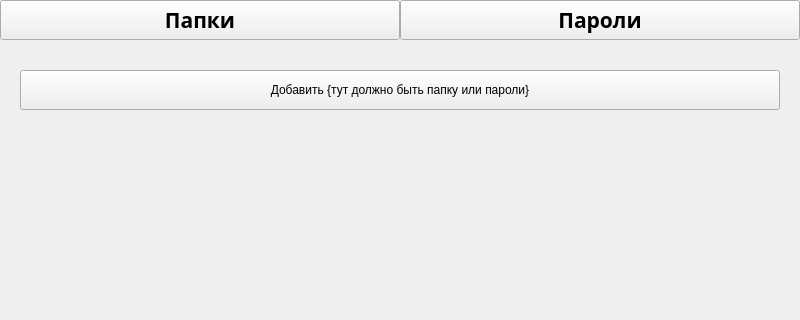
Yuri4ek/QT_project, file QT_layouts/workWindow.ui: the form before one commit; both pictures show x 0 to 800 and y 0 to 320 of the 800 by 600 pixel window.
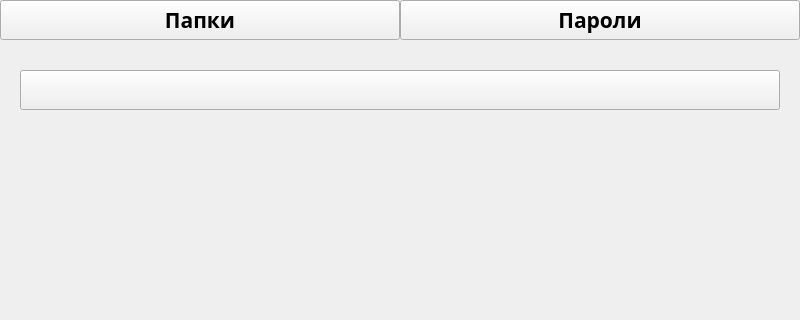
The form after the commit.

Commit message: Добавил пользовательский интерфейс рабочего окна, не добавил сохранение паролей и папок в БД

Patch:
```diff
--- a/QT_layouts/workWindow.ui
+++ b/QT_layouts/workWindow.ui
@@ -87,7 +87,7 @@
      </rect>
     </property>
     <property name="text">
-     <string>Добавить {тут должно быть папку или пароли}</string>
+     <string></string>
     </property>
    </widget>
   </widget>
```
Left out of the diff: 2 changed lines with no effect on the pictures. The commit also changes 3 other files.
